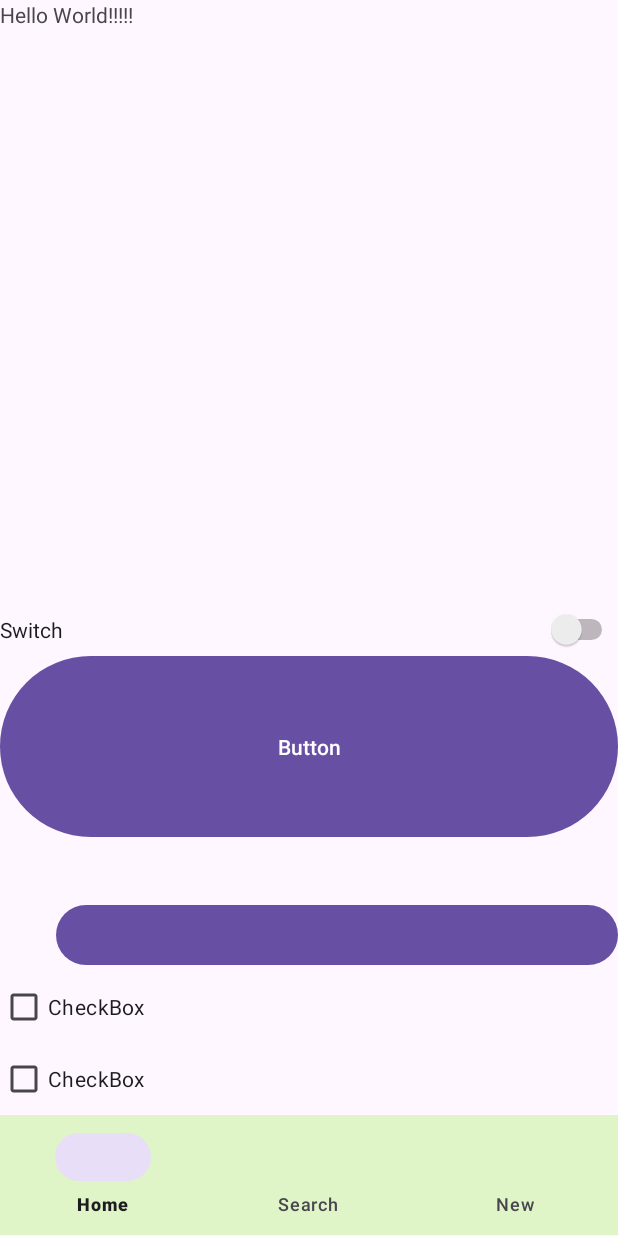
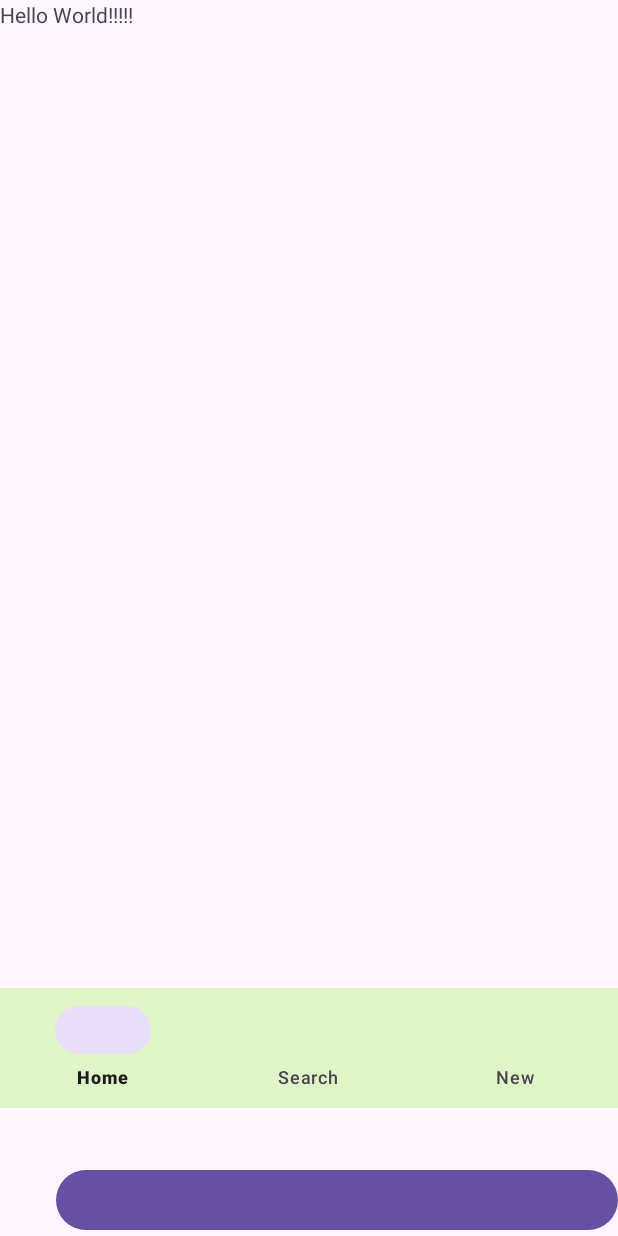
Before and after one commit to txxnrd/My_Application, an Android app: the screen it shows after launch (MainActivity), on a phone screen of 412 x 824 dp. Run offline under Robolectric (Android 15) with nearby library versions, the phone set to English and light mode, and no system bars.

Commit message:
오늘도 화이팅~!~!

```diff
--- a/app/build.gradle
+++ b/app/build.gradle
@@ -32,6 +32,7 @@ dependencies {
 
     implementation 'androidx.appcompat:appcompat:1.6.1'
     implementation 'com.google.android.material:material:1.5.0'
+    implementation "androidx.recyclerview:recyclerview:1.2.1"       //androidx 버전
     implementation 'androidx.constraintlayout:constraintlayout:2.1.4'
     testImplementation 'junit:junit:4.13.2'
     androidTestImplementation 'androidx.test.ext:junit:1.1.5'
--- a/app/src/main/AndroidManifest.xml
+++ b/app/src/main/AndroidManifest.xml
@@ -24,7 +24,7 @@
                 <category android:name="android.intent.category.LAUNCHER" />
             </intent-filter>
         </activity>
-        <activity android:name=".SubActivity"/>
+
     </application>
 
 </manifest>
--- a/app/src/main/java/com/example/myapplication/MainActivity.java
+++ b/app/src/main/java/com/example/myapplication/MainActivity.java
@@ -13,13 +13,13 @@ public class MainActivity extends AppCompatActivity {
     protected void onCreate(Bundle savedInstanceState) {
         super.onCreate(savedInstanceState);
         setContentView(R.layout.activity_main);
-
         Button moveButton = (Button) findViewById(R.id.moveButton);
         moveButton.setOnClickListener(new View.OnClickListener() {
             @Override
             public void onClick(View view) {
-                Intent intent = new Intent(MainActivity.this, MainActivity2.class);
+                Intent intent = new Intent(getApplicationContext(), MainActivity2.class);
                 startActivity(intent);
+                //new!!
             }
         });
     }
--- a/app/src/main/res/layout/activity_main.xml
+++ b/app/src/main/res/layout/activity_main.xml
@@ -8,24 +8,19 @@
     tools:context=".MainActivity">
 
     <TextView
-        android:layout_width="match_parent"
+        android:layout_width="wrap_content"
         android:layout_height="0dp"
-        android:layout_weight="0.5"
+        android:layout_weight="1"
         android:text="Hello World!!!!!" />
 
-    <Switch
-        android:id="@+id/switch1"
+    <com.google.android.material.bottomnavigation.BottomNavigationView
+        android:id="@+id/Smenu"
         android:layout_width="match_parent"
         android:layout_height="wrap_content"
-        android:text="Switch" />
-
-    <Button
-        android:id="@+id/button"
-        android:layout_width="match_parent"
-        android:layout_height="wrap_content"
-        android:layout_weight="0.1"
-        android:text="Button" />
-
+        android:layout_gravity="bottom"
+        app:backgroundTint="#DFF4C7"
+        app:labelVisibilityMode="labeled"
+        app:menu="@menu/smenu" />
     <Button
         android:id="@+id/moveButton"
         android:layout_width="match_parent"
@@ -36,28 +31,8 @@
         android:onClick="moveButton"
         app:labelVisibilityMode="labeled" />
 
-    <CheckBox
-        android:id="@+id/checkBox"
-        android:layout_width="match_parent"
-        android:layout_height="wrap_content"
-        android:text="CheckBox" />
 
-    <CheckBox
-        android:id="@+id/checkBox2"
-        android:layout_width="match_parent"
-        android:layout_height="wrap_content"
-        android:text="CheckBox" />
 
-    <com.google.android.material.bottomnavigation.BottomNavigationView
-        android:id="@+id/Smenu"
-        android:layout_width="match_parent"
-        android:layout_height="wrap_content"
-        android:layout_gravity="bottom"
-        app:backgroundTint="#DFF4C7"
-        app:labelVisibilityMode="labeled"
-        app:menu="@menu/smenu" >
-
-    </com.google.android.material.bottomnavigation.BottomNavigationView>
 
 
 </LinearLayout>
--- a/gradle.properties
+++ b/gradle.properties
@@ -19,3 +19,4 @@ android.useAndroidX=true
 # resources declared in the library itself and none from the library's dependencies,
 # thereby reducing the size of the R class for that library
 android.nonTransitiveRClass=true
+android.enableJetifier=true
```
Also changed, not shown: app/src/main/java/com/example/myapplication/MainActivity2.java (+40 -2 lines), app/src/main/res/layout/activity_main2.xml (+5 -5 lines).
